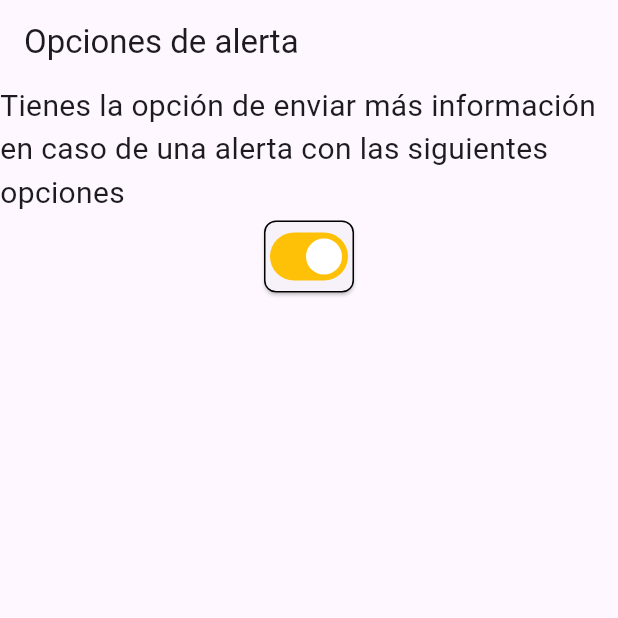
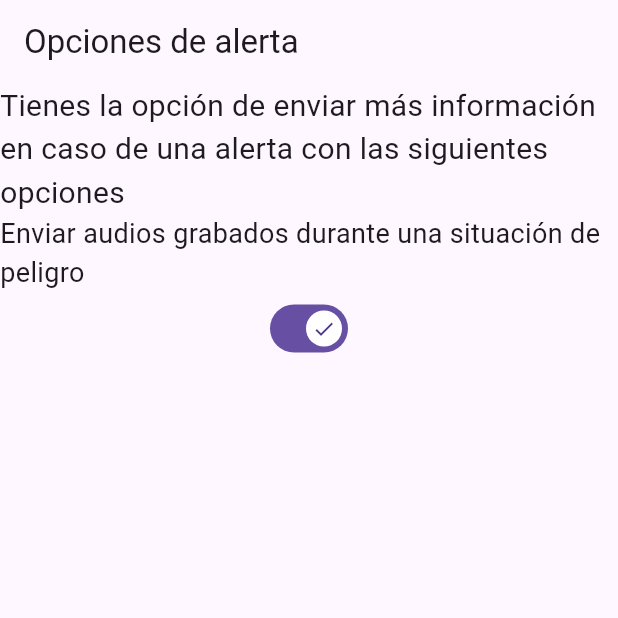
Before and after one commit to JLVargas01/Alerta-UAZ, a Flutter app: the screen it shows after launch, on a phone screen of 412 x 824 dp, the top half of it. Run offline on Flutter 3.47's test engine with Material 3 defaults, Android fonts, the phone set to English and light mode, and no system bars; our stand-ins replace sqflite; missing offline and left inert: fluttercontactpicker; accounts and stored records are empty.

Commit message:
Switch para seleccionar opcion de enviar audio

```diff
--- a/lib/pages/pref_alerta_screen.dart
+++ b/lib/pages/pref_alerta_screen.dart
@@ -9,7 +9,7 @@ class AlertPreferrence extends StatelessWidget {
       home: Scaffold(
         appBar: AppBar(title: const Text('Opciones de alerta')),
         body: const  Column(
-            crossAxisAlignment: CrossAxisAlignment.start, // Alineación del texto a la izquierda
+            crossAxisAlignment: CrossAxisAlignment.start,
             children: [
               Text(
                 'Tienes la opción de enviar más información en caso de una alerta con las siguientes opciones',
@@ -33,53 +33,36 @@ class AlertPreferencePage extends StatefulWidget {
 class _AlertPreferencePageState extends State<AlertPreferencePage> {
   bool light = true;
 
-  @override
-  Widget build(BuildContext context) {
-    final MaterialStateProperty<Color?> trackColor =
-        MaterialStateProperty.resolveWith<Color?>(
+  final MaterialStateProperty<Icon?> thumbIcon =
+      MaterialStateProperty.resolveWith<Icon?>(
     (Set<MaterialState> states) {
       if (states.contains(MaterialState.selected)) {
-          return Colors.amber;
+        return const Icon(Icons.check);
       }
-        return null;
+      return const Icon(Icons.close);
     },
   );
 
-    final MaterialStateProperty<Color?> overlayColor =
-        MaterialStateProperty.resolveWith<Color?>(
-      (Set<MaterialState> states) {
-        if (states.contains(MaterialState.selected)) {
-          return Colors.amber.withOpacity(0.54);
-        }
-        if (states.contains(MaterialState.disabled)) {
-          return Colors.grey.shade400;
-        }
-        return const Color.fromARGB(100, 0, 0, 0);
-      },
-    );
-
-    return Center(
-      child: Column(
+  @override
+  Widget build(BuildContext context) {
+    return Column(
       mainAxisAlignment: MainAxisAlignment.center,
       children: <Widget>[
-          Card(
-            shape: const RoundedRectangleBorder(
-              borderRadius: BorderRadius.all(Radius.circular(8.0)),
-              side: BorderSide(width: 1, color: Color.fromARGB(255, 0, 0, 0)),
+        const Text(
+          'Enviar audios grabados durante una situación de peligro',
+          style: TextStyle(fontSize: 18),
           ),
-            child: Switch(
+        Switch(
+          thumbIcon: thumbIcon,
           value: light,
-              overlayColor: overlayColor,
-              trackColor: trackColor,
           onChanged: (bool value) {
             setState(() {
               light = value;
             });
           },
         ),
-          ),
       ],
-      ),
     );
   }
+
 }
```
Lines whose indentation alone changed are shown as unchanged.
